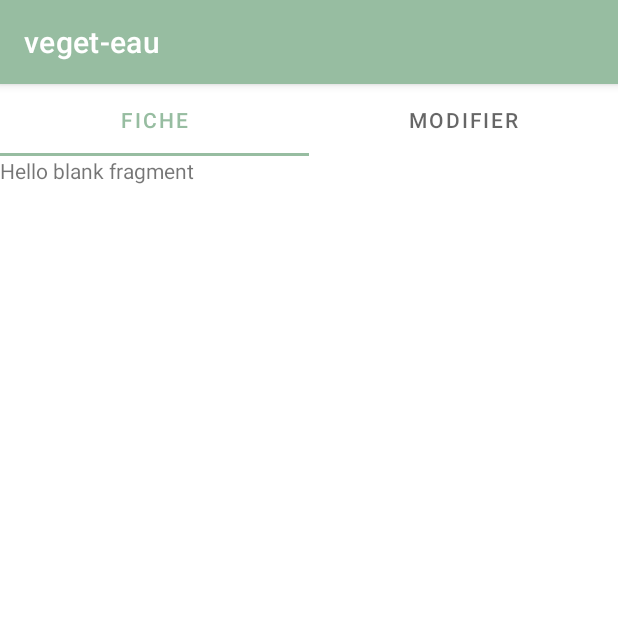
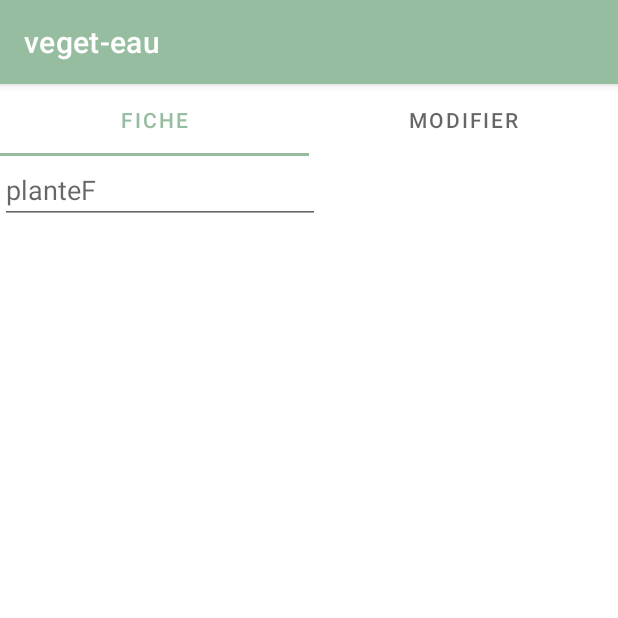
Before and after one commit to harmonySD/app_mobile, an Android app: the FicheFragment screen opened directly, with no data from a screen before it, on a phone screen of 412 x 824 dp, the top half of it. Run offline under Robolectric (Android 15) with nearby library versions, the phone set to English and light mode, and no system bars.

Commit message:
relation entre liste et fragment pour avoir info de la plante

```diff
--- a/app/src/main/java/m1/pmob/veget_eau/DaoBdPlante.kt
+++ b/app/src/main/java/m1/pmob/veget_eau/DaoBdPlante.kt
@@ -32,7 +32,7 @@ interface DaoBdPlante {
     @Query("SELECT * FROM PLANTE WHERE (nomscient like :nom || '%') OR (nomverna like :nom || '%')")
     fun loadPartialName(nom: String): List<Eplante>
 
-    @Query("SELECT * FROM PLANTE WHERE (nomscient like :nomscient ) AND (nomverna like :nomverna )")
-    fun loadExactName(nomverna:String,nomscient:String):Eplante
+    @Query("SELECT * FROM PLANTE WHERE (nomverna like :nomverna )")
+    fun loadExactName(nomverna:String):Eplante
 
 }
--- a/app/src/main/java/m1/pmob/veget_eau/FicheFragment.kt
+++ b/app/src/main/java/m1/pmob/veget_eau/FicheFragment.kt
@@ -5,11 +5,24 @@ import androidx.fragment.app.Fragment
 import android.view.LayoutInflater
 import android.view.View
 import android.view.ViewGroup
+import android.widget.TextView
+import m1.pmob.veget_eau.databinding.FragmentConsulterBinding
+import m1.pmob.veget_eau.databinding.FragmentFicheBinding
 
-class FicheFragment : Fragment(R.layout.fragment_planning) {
+class FicheFragment : Fragment(R.layout.fragment_fiche) {
 
     companion object {
         @JvmStatic
         fun newInstance()=FicheFragment()
     }
+    private lateinit var  binding : FragmentFicheBinding
+    //lateinit var model : MyViewModel
+    override fun onViewCreated(view: View, savedInstanceState: Bundle?) {
+        super.onViewCreated(view, savedInstanceState)
+        binding = FragmentFicheBinding.bind(view)
+        var p: TextView = binding.planteF
+        val n=activity?.intent?.getStringExtra("plante")
+        p.text = n
+    }
+
 }
--- a/app/src/main/java/m1/pmob/veget_eau/MyViewModel.kt
+++ b/app/src/main/java/m1/pmob/veget_eau/MyViewModel.kt
@@ -14,6 +14,7 @@ class MyViewModel(application: Application): AndroidViewModel(application) {
     val plantes = dao.getAllPlants()
     //pour recherche plabtes avec prefixes
     var certainesPlantes = MutableLiveData<List<Eplante>>()
+    lateinit var plantebn : Eplante;
 
     fun addPlantes(n: String, ns: String, uri: String?){
         Thread{
@@ -44,4 +45,9 @@ class MyViewModel(application: Application): AndroidViewModel(application) {
 
         }.start()
     }
+    fun getPlanteByName(n:String){
+        Thread{
+            plantebn=dao.loadExactName(n);
+        }
+    }
 }
--- a/app/src/main/res/layout/fragment_fiche.xml
+++ b/app/src/main/res/layout/fragment_fiche.xml
@@ -1,14 +1,20 @@
 <?xml version="1.0" encoding="utf-8"?>
-<FrameLayout xmlns:android="http://schemas.android.com/apk/res/android"
-    xmlns:tools="http://schemas.android.com/tools"
-    android:layout_width="match_parent"
-    android:layout_height="match_parent"
-    tools:context=".FicheFragment">
 
-    <!-- TODO: Update blank fragment layout -->
-    <TextView
+    <LinearLayout xmlns:android="http://schemas.android.com/apk/res/android"
+        xmlns:tools="http://schemas.android.com/tools"
         android:layout_width="match_parent"
         android:layout_height="match_parent"
-        android:text="@string/hello_blank_fragment" />
+        android:orientation="vertical"
+        tools:context=".FicheFragment"
+        >
+        <EditText
+            android:id="@+id/planteF"
+            android:layout_width="wrap_content"
+            android:layout_height="wrap_content"
+            android:layout_marginBottom="10dp"
+            android:layout_gravity="bottom"
+            android:ems="10"
+            android:hint="planteF"
+            />
 
-</FrameLayout>
+    </LinearLayout>
```
Also changed, not shown: app/src/main/java/m1/pmob/veget_eau/AjouterFragment.kt (+9 -4 lines), app/src/main/java/m1/pmob/veget_eau/MyRecAdapter.kt (+11 -0 lines).
